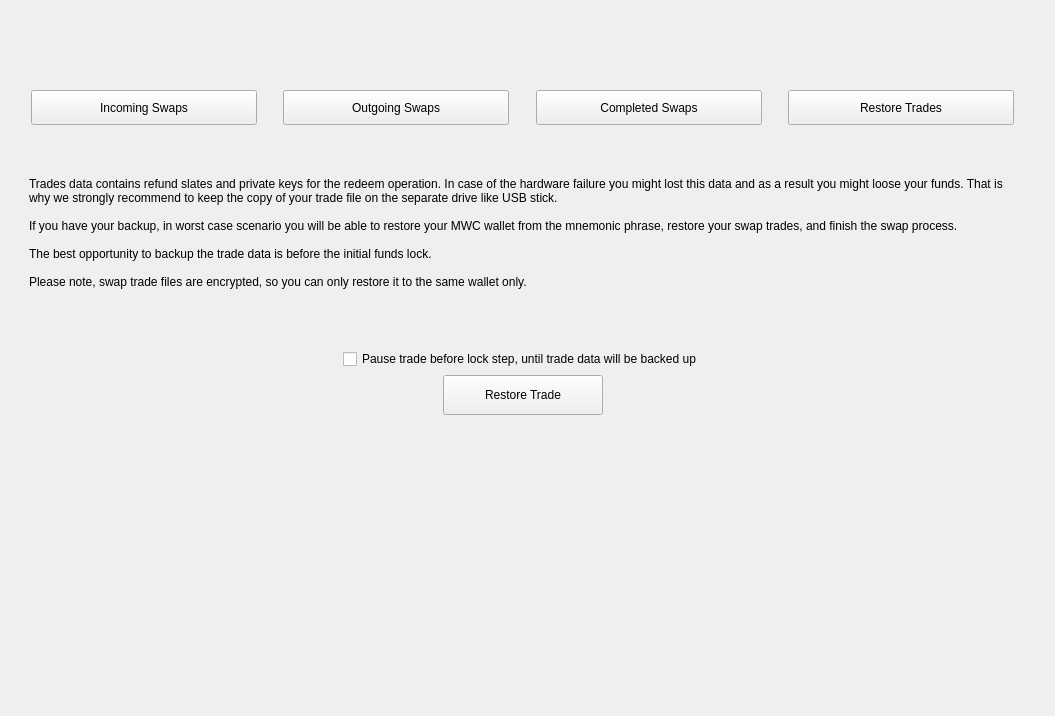
Before: the Qt Designer form windows_desktop/s_swaplist_w.ui in 0xkobe/mwc-wallet, drawn with Qt 5.
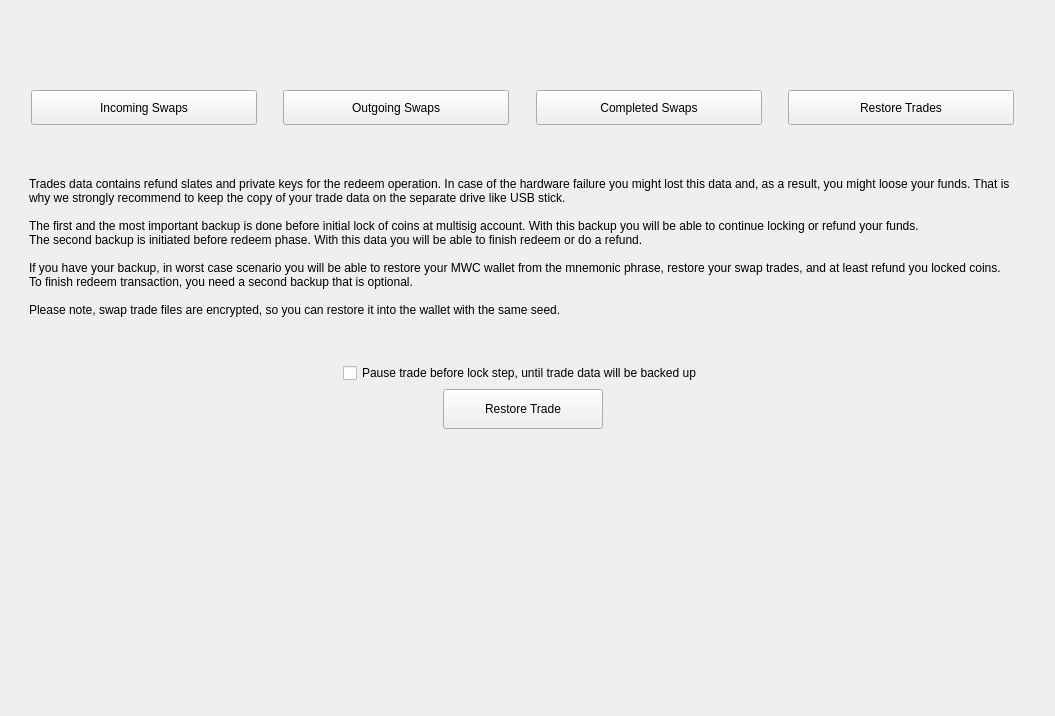
After: the same form once the commit is applied. Icons and pictures are not drawn. Custom widgets are drawn as their Qt base class.

Commit message: https://github.com/mwcproject/mwc-qt-wallet/issues/651

What changed in the file:
```diff
--- a/windows_desktop/s_swaplist_w.ui
+++ b/windows_desktop/s_swaplist_w.ui
@@ -236,14 +236,14 @@
         <property name="text">
          <string>
 
-Trades data contains refund slates and private keys for the redeem operation. In case of the hardware failure you might lost this data and as a result you might loose your funds. That is why we strongly recommend to keep the copy of your trade file on the separate drive like USB stick.
+Trades data contains refund slates and private keys for the redeem operation. In case of the hardware failure you might lost this data and, as a result, you might loose your funds. That is why we strongly recommend to keep the copy of your trade data on the separate drive like USB stick.
 
-If you have your backup, in worst case scenario you will be able to restore your MWC wallet from the mnemonic phrase, restore your swap trades, and finish the swap process.
+The first and the most important backup is done before initial lock of coins at multisig account. With this backup you will be able to continue locking or refund your funds.
+The second backup is initiated before redeem phase. With this data you will be able to finish redeem or do a refund.
 
-The best opportunity to backup the trade data is before the initial funds lock.
+If you have your backup, in worst case scenario you will be able to restore your MWC wallet from the mnemonic phrase, restore your swap trades, and at least refund you locked coins. To finish redeem transaction, you need a second backup that is optional.
 
-Please note, swap trade files are encrypted, so you can only restore it to the same wallet only.
-</string>
+Please note, swap trade files are encrypted, so you can restore it into the wallet with the same seed.</string>
         </property>
         <property name="alignment">
          <set>Qt::AlignLeading|Qt::AlignLeft|Qt::AlignVCenter</set>
@@ -607,16 +607,16 @@
    <extends>QPushButton</extends>
    <header>control_desktop/MwcPushButton.h</header>
   </customwidget>
-  <customwidget>
-   <class>control::MwcLabelProgress</class>
-   <extends>QLabel</extends>
-   <header>control_desktop/MwcLabelProgress.h</header>
-  </customwidget>
   <customwidget>
    <class>control::MwcLabelNormal</class>
    <extends>QLabel</extends>
    <header>control_desktop/MwcLabel.h</header>
   </customwidget>
+  <customwidget>
+   <class>control::MwcLabelProgress</class>
+   <extends>QLabel</extends>
+   <header>control_desktop/MwcLabelProgress.h</header>
+  </customwidget>
   <customwidget>
    <class>control::RichVBox</class>
    <extends>QWidget</extends>
```
The commit also changes 4 other files.
